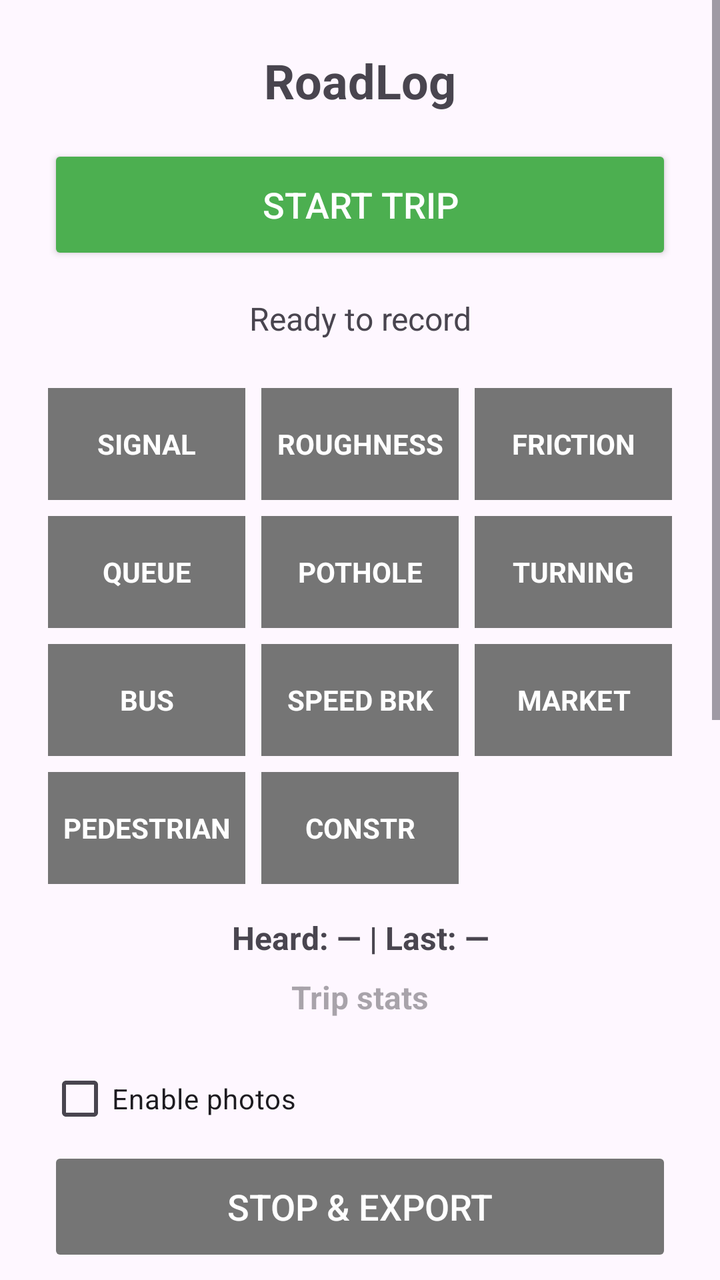
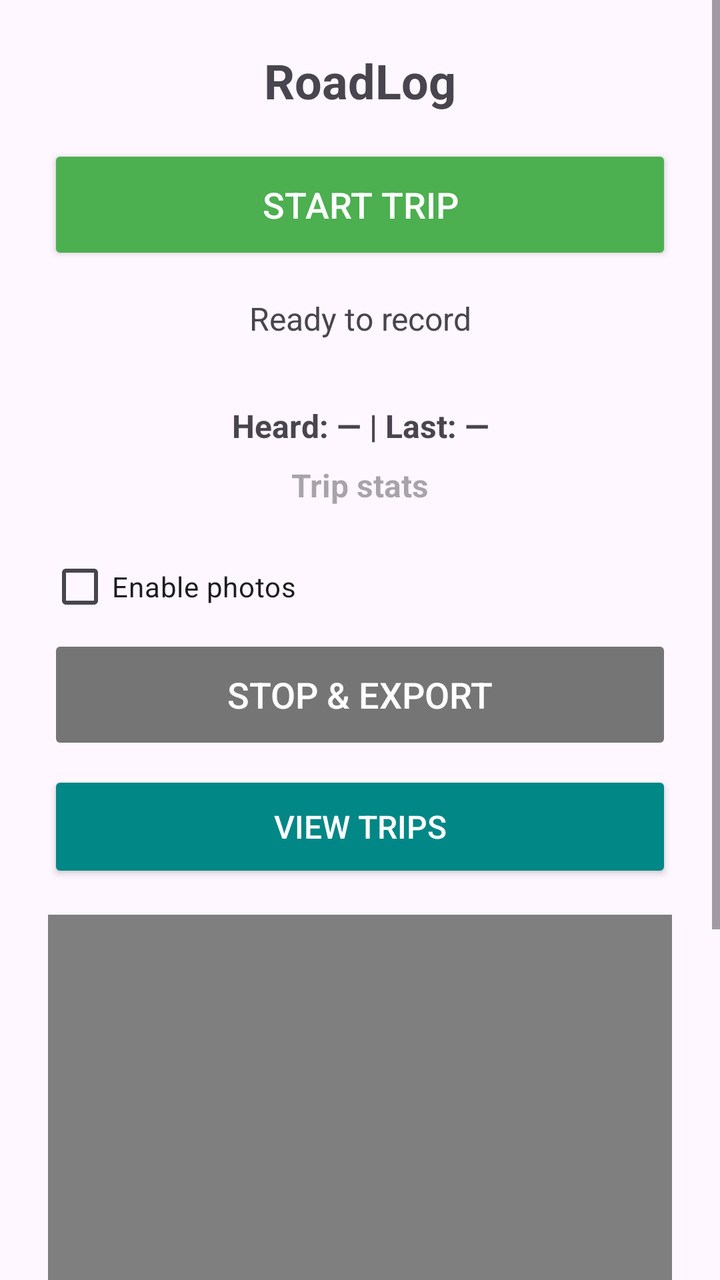

Before-and-after screenshots of an Android layout around one commit, followed by the original layout XML and the change that was made.
<!-- AndroidManifest.xml: application theme Theme.RoadLog -->
<!-- res/layout/activity_main.xml -->
<?xml version="1.0" encoding="utf-8"?>
<ScrollView xmlns:android="http://schemas.android.com/apk/res/android"
    xmlns:app="http://schemas.android.com/apk/res-auto"
    xmlns:tools="http://schemas.android.com/tools"
    android:layout_width="match_parent"
    android:layout_height="match_parent"
    android:fillViewport="true"
    tools:context=".MainActivity">

    <LinearLayout
        android:layout_width="match_parent"
        android:layout_height="wrap_content"
        android:orientation="vertical"
        android:padding="24dp">

        <TextView
            android:layout_width="match_parent"
            android:layout_height="wrap_content"
            android:gravity="center"
            android:paddingBottom="16dp"
            android:text="@string/app_name"
            android:textSize="24sp"
            android:textStyle="bold" />

        <Button
            android:id="@+id/startButton"
            android:layout_width="match_parent"
            android:layout_height="60dp"
            app:backgroundTint="@color/btn_start_tint"
            android:text="@string/start_trip"
            android:textColor="@android:color/white"
            android:textSize="18sp" />

        <TextView
            android:id="@+id/statusText"
            android:layout_width="match_parent"
            android:layout_height="wrap_content"
            android:layout_marginTop="16dp"
            android:layout_marginBottom="16dp"
            android:gravity="center"
            android:text="Ready to record"
            android:textSize="16sp" />

        <LinearLayout
            android:layout_width="match_parent"
            android:layout_height="wrap_content"
            android:orientation="horizontal">

            <LinearLayout
                android:layout_width="0dp"
                android:layout_height="wrap_content"
                android:layout_marginEnd="4dp"
                android:layout_weight="1"
                android:orientation="vertical">

                <TextView
                    android:id="@+id/labelSignal"
                    style="@style/CauseLabel"
                    android:text="SIGNAL" />

                <TextView
                    android:id="@+id/labelQueue"
                    style="@style/CauseLabel"
                    android:text="QUEUE" />

                <TextView
                    android:id="@+id/labelBus"
                    style="@style/CauseLabel"
                    android:text="BUS" />

                <TextView
                    android:id="@+id/labelPedestrian"
                    style="@style/CauseLabel"
                    android:text="PEDESTRIAN" />
            </LinearLayout>

            <LinearLayout
                android:layout_width="0dp"
                android:layout_height="wrap_content"
                android:layout_marginStart="4dp"
                android:layout_marginEnd="4dp"
                android:layout_weight="1"
                android:orientation="vertical">

                <TextView
                    android:id="@+id/labelRoughness"
                    style="@style/CauseLabel"
                    android:text="ROUGHNESS" />

                <TextView
                    android:id="@+id/labelPothole"
                    style="@style/CauseLabel"
                    android:text="POTHOLE" />

                <TextView
                    android:id="@+id/labelSpeedBreaker"
                    style="@style/CauseLabel"
                    android:text="SPEED BRK" />

                <TextView
                    android:id="@+id/labelConstruction"
                    style="@style/CauseLabel"
                    android:text="CONSTR" />
            </LinearLayout>

            <LinearLayout
                android:layout_width="0dp"
                android:layout_height="wrap_content"
                android:layout_marginStart="4dp"
                android:layout_weight="1"
                android:orientation="vertical">

                <TextView
                    android:id="@+id/labelFriction"
                    style="@style/CauseLabel"
                    android:text="FRICTION" />

                <TextView
                    android:id="@+id/labelTurning"
                    style="@style/CauseLabel"
                    android:text="TURNING" />

                <TextView
                    android:id="@+id/labelMarket"
                    style="@style/CauseLabel"
                    android:text="MARKET" />
            </LinearLayout>
        </LinearLayout>

        <TextView
            android:id="@+id/lastSpokenText"
            android:layout_width="match_parent"
            android:layout_height="wrap_content"
            android:layout_marginTop="16dp"
            android:layout_marginBottom="8dp"
            android:gravity="center"
            android:text="Heard: — | Last: —"
            android:textSize="16sp"
            android:textStyle="bold" />

        <TextView
            android:id="@+id/modelStatusText"
            android:layout_width="match_parent"
            android:layout_height="wrap_content"
            android:layout_marginBottom="8dp"
            android:gravity="center"
            android:hint="Trip stats"
            android:textColor="@color/teal_700"
            android:textSize="16sp"
            android:textStyle="bold" />

        <com.google.android.material.checkbox.MaterialCheckBox
            android:id="@+id/cameraCheckBox"
            android:layout_width="match_parent"
            android:layout_height="wrap_content"
            android:layout_marginTop="8dp"
            android:text="@string/camera_checkbox_label" />

        <Button
            android:id="@+id/takePhotoButton"
            android:layout_width="match_parent"
            android:layout_height="48dp"
            android:layout_marginTop="4dp"
            android:backgroundTint="@color/teal_700"
            android:text="@string/take_photo_now"
            android:textColor="@android:color/white"
            android:textSize="16sp"
            android:visibility="gone" />

        <Button
            android:id="@+id/stopButton"
            android:layout_width="match_parent"
            android:layout_height="60dp"
            app:backgroundTint="@color/btn_stop_tint"
            android:enabled="false"
            android:text="@string/stop_and_export"
            android:textColor="@android:color/white"
            android:textSize="18sp" />

        <Button
            android:id="@+id/viewTripsButton"
            android:layout_width="match_parent"
            android:layout_height="56dp"
            android:layout_marginTop="8dp"
            android:backgroundTint="@color/teal_700"
            android:text="View Trips"
            android:textColor="@android:color/white"
            android:textSize="16sp" />

        <FrameLayout
            android:layout_width="match_parent"
            android:layout_height="400dp"
            android:layout_marginTop="16dp">

            <org.osmdroid.views.MapView
                android:id="@+id/mapView"
                android:layout_width="match_parent"
                android:layout_height="match_parent" />

            <androidx.camera.view.PreviewView
                android:id="@+id/previewView"
                android:layout_width="1dp"
                android:layout_height="1dp"
                android:layout_gravity="top|start"
                android:visibility="gone" />

            <com.google.android.material.floatingactionbutton.FloatingActionButton
                android:id="@+id/fabRecenter"
                android:layout_width="wrap_content"
                android:layout_height="wrap_content"
                android:layout_gravity="bottom|end"
                android:layout_margin="16dp"
                android:visibility="gone"
                android:src="@android:drawable/ic_menu_mylocation"
                app:backgroundTint="@color/teal_700"
                app:fabSize="mini" />
        </FrameLayout>

    </LinearLayout>
</ScrollView>
<!-- resources referenced by this layout -->
<resources>
  <color name="teal_700">#FF018786</color>
  <string name="app_name">RoadLog</string>
  <string name="camera_checkbox_label">Enable photos</string>
  <string name="start_trip">START TRIP</string>
  <string name="stop_and_export">STOP &amp; EXPORT</string>
  <string name="take_photo_now">Take photo now</string>
  <style name="CauseLabel">
          <item name="android:layout_width">match_parent</item>
          <item name="android:layout_height">56dp</item>
          <item name="android:layout_marginTop">8dp</item>
          <item name="android:background">@color/gray</item>
          <item name="android:clickable">true</item>
          <item name="android:focusable">true</item>
          <item name="android:foreground">?attr/selectableItemBackground</item>
          <item name="android:gravity">center</item>
          <item name="android:textColor">@color/white</item>
          <item name="android:textSize">14sp</item>
          <item name="android:textStyle">bold</item>
      </style>
  <style name="Theme.RoadLog" parent="Theme.Material3.DayNight.NoActionBar">
          <item name="colorPrimary">@color/purple_500</item>
          <item name="colorPrimaryVariant">@color/purple_700</item>
          <item name="colorOnPrimary">@color/white</item>
          <item name="colorSecondary">@color/teal_200</item>
          <item name="colorSecondaryVariant">@color/teal_700</item>
          <item name="android:statusBarColor">@color/purple_700</item>
      </style>
  <color name="gray">#FF757575</color>
  <color name="white">#FFFFFFFF</color>
  <color name="purple_500">#FF6200EE</color>
  <color name="purple_700">#FF3700B3</color>
  <color name="teal_200">#FF03DAC5</color>
</resources>

<!-- the commit's change to res/layout/activity_main.xml (unified diff, before → after) -->
@@ -41,91 +41,11 @@
             android:text="Ready to record"
             android:textSize="16sp" />
 
-        <LinearLayout
+        <GridLayout
+            android:id="@+id/causeLabelsGrid"
             android:layout_width="match_parent"
             android:layout_height="wrap_content"
-            android:orientation="horizontal">
-
-            <LinearLayout
-                android:layout_width="0dp"
-                android:layout_height="wrap_content"
-                android:layout_marginEnd="4dp"
-                android:layout_weight="1"
-                android:orientation="vertical">
-
-                <TextView
-                    android:id="@+id/labelSignal"
-                    style="@style/CauseLabel"
-                    android:text="SIGNAL" />
-
-                <TextView
-                    android:id="@+id/labelQueue"
-                    style="@style/CauseLabel"
-                    android:text="QUEUE" />
-
-                <TextView
-                    android:id="@+id/labelBus"
-                    style="@style/CauseLabel"
-                    android:text="BUS" />
-
-                <TextView
-                    android:id="@+id/labelPedestrian"
-                    style="@style/CauseLabel"
-                    android:text="PEDESTRIAN" />
-            </LinearLayout>
-
-            <LinearLayout
-                android:layout_width="0dp"
-                android:layout_height="wrap_content"
-                android:layout_marginStart="4dp"
-                android:layout_marginEnd="4dp"
-                android:layout_weight="1"
-                android:orientation="vertical">
-
-                <TextView
-                    android:id="@+id/labelRoughness"
-                    style="@style/CauseLabel"
-                    android:text="ROUGHNESS" />
-
-                <TextView
-                    android:id="@+id/labelPothole"
-                    style="@style/CauseLabel"
-                    android:text="POTHOLE" />
-
-                <TextView
-                    android:id="@+id/labelSpeedBreaker"
-                    style="@style/CauseLabel"
-                    android:text="SPEED BRK" />
-
-                <TextView
-                    android:id="@+id/labelConstruction"
-                    style="@style/CauseLabel"
-                    android:text="CONSTR" />
-            </LinearLayout>
-
-            <LinearLayout
-                android:layout_width="0dp"
-                android:layout_height="wrap_content"
-                android:layout_marginStart="4dp"
-                android:layout_weight="1"
-                android:orientation="vertical">
-
-                <TextView
-                    android:id="@+id/labelFriction"
-                    style="@style/CauseLabel"
-                    android:text="FRICTION" />
-
-                <TextView
-                    android:id="@+id/labelTurning"
-                    style="@style/CauseLabel"
-                    android:text="TURNING" />
-
-                <TextView
-                    android:id="@+id/labelMarket"
-                    style="@style/CauseLabel"
-                    android:text="MARKET" />
-            </LinearLayout>
-        </LinearLayout>
+            android:columnCount="3" />
 
         <TextView
             android:id="@+id/lastSpokenText"
<!-- resource entries referenced after the edit -->
@@ -6,19 +6,6 @@
   <string name="start_trip">START TRIP</string>
   <string name="stop_and_export">STOP &amp; EXPORT</string>
   <string name="take_photo_now">Take photo now</string>
-  <style name="CauseLabel">
-          <item name="android:layout_width">match_parent</item>
-          <item name="android:layout_height">56dp</item>
-          <item name="android:layout_marginTop">8dp</item>
-          <item name="android:background">@color/gray</item>
-          <item name="android:clickable">true</item>
-          <item name="android:focusable">true</item>
-          <item name="android:foreground">?attr/selectableItemBackground</item>
-          <item name="android:gravity">center</item>
-          <item name="android:textColor">@color/white</item>
-          <item name="android:textSize">14sp</item>
-          <item name="android:textStyle">bold</item>
-      </style>
   <style name="Theme.RoadLog" parent="Theme.Material3.DayNight.NoActionBar">
           <item name="colorPrimary">@color/purple_500</item>
           <item name="colorPrimaryVariant">@color/purple_700</item>
@@ -27,10 +14,9 @@
           <item name="colorSecondaryVariant">@color/teal_700</item>
           <item name="android:statusBarColor">@color/purple_700</item>
       </style>
-  <color name="gray">#FF757575</color>
-  <color name="white">#FFFFFFFF</color>
   <color name="purple_500">#FF6200EE</color>
   <color name="purple_700">#FF3700B3</color>
+  <color name="white">#FFFFFFFF</color>
   <color name="teal_200">#FF03DAC5</color>
 </resources>
 
